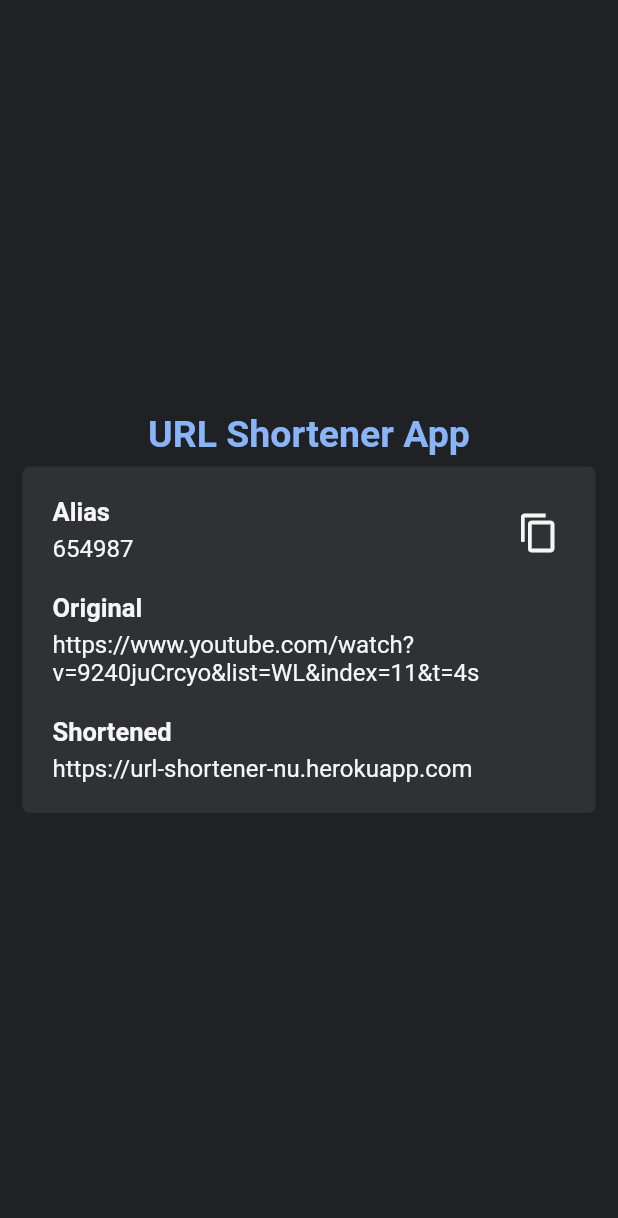
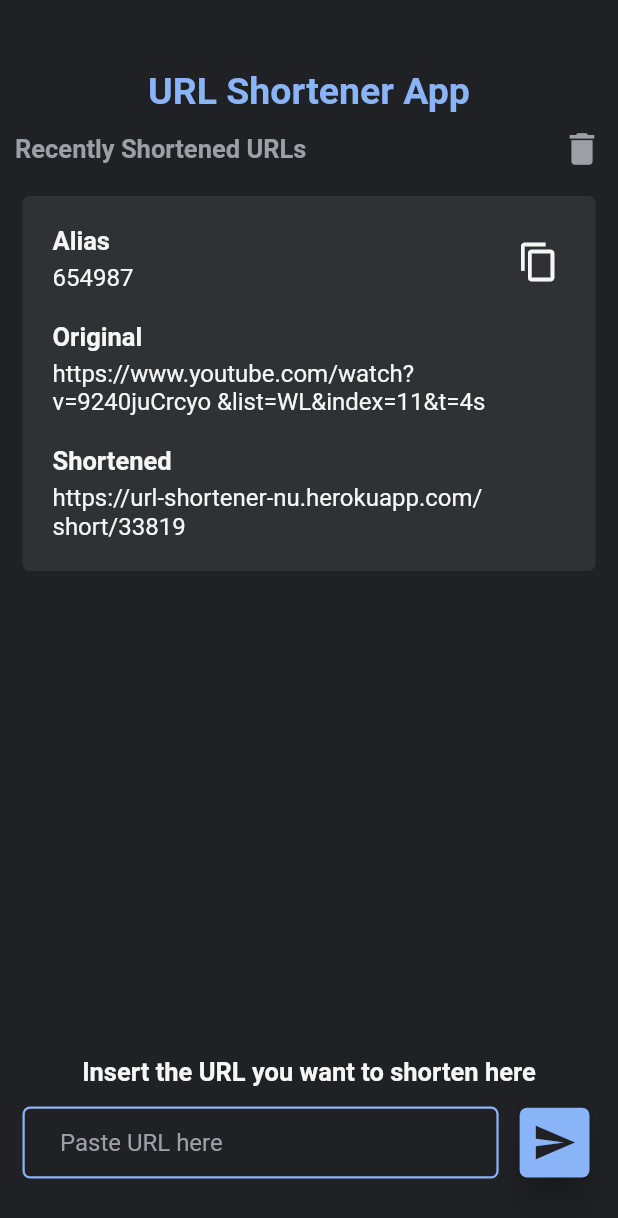
Before and after one commit to benjaavro/url_shortener, a Flutter app: the screen it shows after launch, on a phone screen of 412 x 824 dp. Shown: the top 1218 px of the screen. Run offline on Flutter 3.47's test engine with Material 2 defaults, Android fonts, the phone set to English and light mode, and no system bars; our stand-ins replace google_fonts.

Commit message:
Main Screen

```diff
--- a/url_shortener/lib/core/common_widgets/buttons/filled_icon_button.dart
+++ b/url_shortener/lib/core/common_widgets/buttons/filled_icon_button.dart
@@ -33,6 +33,7 @@ class FilledIconButton extends StatelessWidget {
               borderRadius: BorderRadius.circular(5), // <-- Radius
             ),
             elevation: 10,
+            padding: const EdgeInsets.all(0)
           ),
           child: Center(
             child: Icon(
--- a/url_shortener/lib/core/common_widgets/cards/url_details_card/url_details_card.dart
+++ b/url_shortener/lib/core/common_widgets/cards/url_details_card/url_details_card.dart
@@ -41,24 +41,32 @@ class _URLDetailsCardState extends State<URLDetailsCard> {
           Row(
             mainAxisAlignment: MainAxisAlignment.spaceBetween,
             crossAxisAlignment: CrossAxisAlignment.start,
+            mainAxisSize: MainAxisSize.max,
             children: [
               Column(
                 crossAxisAlignment: CrossAxisAlignment.start,
                 children: [
+                  // SHORTENED URL ALIAS
                   URLDetailText(
                     labelText: AppStrings.aliasLabel,
                     detailText: widget.alias,
                   ),
+
+                  // ORIGINAL URL
                   URLDetailText(
                     labelText: AppStrings.originalLabel,
                     detailText: widget.original,
                   ),
+
+                  // SHORTENED URL
                   URLDetailText(
                     labelText: AppStrings.shortenedLabel,
                     detailText: widget.shortened,
                   ),
                 ],
               ),
+
+              // COPY TO CLIPBOARD BUTTON
               SimpleIconButton(
                 function: () {
                   // TODO Add copy to clipboard functionality
--- a/url_shortener/lib/core/common_widgets/text_fields/full_width_text_field.dart
+++ b/url_shortener/lib/core/common_widgets/text_fields/full_width_text_field.dart
@@ -4,14 +4,17 @@ import 'package:url_shortener/core/constants/colors.dart';
 
 /// Use this text field to let user input data
 ///
-/// 1. [function] --> It is the method it executes when onChanged
-/// 2. [fieldController] --> Text Field's Controller (optional)
+/// 1. [hintText] --> Text Field hint label
+/// 2. [function] --> It is the method it executes when onChanged
+/// 3. [fieldController] --> Text Field's Controller (optional)
 class FullWidthTextField extends StatefulWidget {
+  final String hintText;
   final dynamic function;
   final TextEditingController? fieldController;
 
   const FullWidthTextField({
     Key? key,
+    required this.hintText,
     required this.function,
     this.fieldController,
   }) : super(key: key);
@@ -28,19 +31,10 @@ class _FullWidthTextFieldState extends State<FullWidthTextField> {
         controller: widget.fieldController,
         textAlignVertical: TextAlignVertical.center,
         decoration: InputDecoration(
-          fillColor: Colors.transparent,
-          filled: true,
           contentPadding: const EdgeInsets.symmetric(
             horizontal: 25.0,
           ),
           floatingLabelBehavior: FloatingLabelBehavior.never,
-          border: OutlineInputBorder(
-            borderRadius: BorderRadius.circular(5),
-            borderSide: const BorderSide(
-              color: BrandColors.babyBlue,
-              width: 1.5,
-            ),
-          ),
           enabledBorder: OutlineInputBorder(
             borderRadius: BorderRadius.circular(5),
             borderSide: const BorderSide(
@@ -55,6 +49,19 @@ class _FullWidthTextFieldState extends State<FullWidthTextField> {
               width: 2.5,
             ),
           ),
+          border: OutlineInputBorder(
+            borderRadius: BorderRadius.circular(5),
+            borderSide: const BorderSide(
+              color: BrandColors.babyBlue,
+              width: 1.5,
+            ),
+          ),
+          hintStyle: GoogleFonts.roboto(
+            color: BrandColors.lightGrey,
+          ),
+          fillColor: Colors.transparent,
+          hintText: widget.hintText,
+          filled: true,
         ),
         style: GoogleFonts.roboto(
           color: BrandColors.babyBlue,
--- a/url_shortener/lib/core/constants/strings.dart
+++ b/url_shortener/lib/core/constants/strings.dart
@@ -2,6 +2,10 @@ class AppStrings {
   AppStrings._();
 
   // APP'S STATIC STRINGS
+  static const appTitle = "URL Shortener App";
+  static const shortenedListSubtitle = "Recently Shortened URLs";
+  static const shortenHintSubtitle = "Insert the URL you want to shorten here";
+  static const urlTextFieldHintSubtitle = "Paste URL here";
   static const aliasLabel = "Alias";
   static const originalLabel = "Original";
   static const shortenedLabel = "Shortened";
--- a/url_shortener/lib/features/main/home/ui/home_screen.dart
+++ b/url_shortener/lib/features/main/home/ui/home_screen.dart
@@ -1,7 +1,9 @@
 import 'package:flutter/material.dart';
-import 'package:url_shortener/core/common_widgets/cards/url_details_card/url_details_card.dart';
-import 'package:url_shortener/core/common_widgets/texts/title_text.dart';
 import 'package:url_shortener/core/constants/colors.dart';
+import 'package:url_shortener/features/main/home/ui/sections/header_section.dart';
+import 'package:url_shortener/features/main/home/ui/sections/url_shortener_tool_section.dart';
+
+import 'sections/urls_list_section.dart';
 
 class HomeScreen extends StatefulWidget {
   static const String id = '/';
@@ -22,13 +24,22 @@ class _HomeScreenState extends State<HomeScreen> {
         mainAxisAlignment: MainAxisAlignment.center,
         crossAxisAlignment: CrossAxisAlignment.center,
         children: const [
-          TitleText(
-            text: "URL Shortener App",
+          // APP HEADER
+          Expanded(
+            flex: 3,
+            child: HeaderSection(),
           ),
-          URLDetailsCard(
-            alias: "654987",
-            original: "https://www.youtube.com/watch?v=9240juCrcyo&list=WL&index=11&t=4s",
-            shortened: "https://url-shortener-nu.herokuapp.com",
+
+          // URLs LIST
+          Expanded(
+            flex: 14,
+            child: URLsListSection(),
+          ),
+
+          // URLs SHORTENER TOOL
+          Expanded(
+            flex: 3,
+            child: URLShortenerToolSection(),
           ),
         ],
       ),
--- /dev/null
+++ b/url_shortener/lib/features/main/home/ui/sections/header_section.dart
@@ -0,0 +1,60 @@
+import 'package:flutter/material.dart';
+import 'package:url_shortener/core/common_widgets/buttons/simple_icon_button.dart';
+import 'package:url_shortener/core/common_widgets/texts/subtitle_text.dart';
+import 'package:url_shortener/core/common_widgets/texts/title_text.dart';
+import 'package:url_shortener/core/constants/colors.dart';
+import 'package:url_shortener/core/constants/strings.dart';
+
+class HeaderSection extends StatefulWidget {
+  const HeaderSection({Key? key}) : super(key: key);
+
+  @override
+  State<HeaderSection> createState() => _HeaderSectionState();
+}
+
+class _HeaderSectionState extends State<HeaderSection> {
+  @override
+  Widget build(BuildContext context) {
+    return SizedBox(
+      width: double.infinity,
+      child: Column(
+        mainAxisAlignment: MainAxisAlignment.end,
+        children: [
+          // APP'S TITLE ROW
+          Row(
+            mainAxisAlignment: MainAxisAlignment.center,
+            children: const [
+              TitleText(
+                text: AppStrings.appTitle,
+              ),
+            ],
+          ),
+
+          // APP'S HEADER ROW
+          Padding(
+            padding: const EdgeInsets.only(left: 10.0),
+            child: Row(
+              mainAxisAlignment: MainAxisAlignment.spaceBetween,
+              children: [
+                // RECENTLY SHORTENED LIST SUBTITLE
+                const SubtitleText(
+                  text: AppStrings.shortenedListSubtitle,
+                  color: BrandColors.lightGrey,
+                ),
+
+                // CLEAR URLS LIST ICON BUTTON
+                SimpleIconButton(
+                  function: () {
+                    // TODO Create List Deletion Feature
+                  },
+                  icon: Icons.delete,
+                  iconColor: BrandColors.lightGrey,
+                ),
+              ],
+            ),
+          )
+        ],
+      ),
+    );
+  }
+}
--- /dev/null
+++ b/url_shortener/lib/features/main/home/ui/sections/url_shortener_tool_section.dart
@@ -0,0 +1,80 @@
+import 'package:flutter/material.dart';
+import 'package:url_shortener/core/common_widgets/buttons/filled_icon_button.dart';
+import 'package:url_shortener/core/common_widgets/text_fields/full_width_text_field.dart';
+import 'package:url_shortener/core/common_widgets/texts/subtitle_text.dart';
+import 'package:url_shortener/core/constants/colors.dart';
+import 'package:url_shortener/core/constants/strings.dart';
+
+class URLShortenerToolSection extends StatefulWidget {
+  const URLShortenerToolSection({Key? key}) : super(key: key);
+
+  @override
+  State<URLShortenerToolSection> createState() => _URLShortenerToolSectionState();
+}
+
+class _URLShortenerToolSectionState extends State<URLShortenerToolSection> {
+  @override
+  Widget build(BuildContext context) {
+    return SizedBox(
+      width: double.infinity,
+      child: Column(
+        mainAxisAlignment: MainAxisAlignment.end,
+        children: [
+          // URL SHORTEN HINT SUBTITLE
+          Row(
+            mainAxisAlignment: MainAxisAlignment.center,
+            children: const [
+              SubtitleText(
+                text: AppStrings.shortenHintSubtitle,
+                color: BrandColors.white,
+              ),
+            ],
+          ),
+
+          // URL SHORTEN TOOLS ROW
+          Padding(
+            padding: const EdgeInsets.symmetric(
+                vertical: 10.0, horizontal: 15.0),
+            child: Row(
+              children: [
+                // URL REQUEST TEXT FIELD
+                Expanded(
+                  flex: 12,
+                  child: Container(
+                    margin: const EdgeInsets.only(right: 10),
+                    child: FullWidthTextField(
+                      hintText: AppStrings.urlTextFieldHintSubtitle,
+                      function: (value) {
+                        // TODO Create URL store feature
+                      },
+                    ),
+                  ),
+                ),
+
+                // URL REQUEST BUTTON
+                Expanded(
+                  flex: 2,
+                  child: Padding(
+                    padding: const EdgeInsets.all(4.0),
+                    child: FilledIconButton(
+                      icon: Icons.send,
+                      backgroundColor: BrandColors.babyBlue,
+                      function: () {
+                        // TODO Create URL shorten request feature
+                      },
+                    ),
+                  ),
+                ),
+              ],
+            ),
+          ),
+
+          // UI HELPER FOR iOS MENU BUTTON
+          const SizedBox(
+            height: 25,
+          )
+        ],
+      ),
+    );
+  }
+}
--- /dev/null
+++ b/url_shortener/lib/features/main/home/ui/sections/urls_list_section.dart
@@ -0,0 +1,27 @@
+import 'package:flutter/material.dart';
+import 'package:url_shortener/core/common_widgets/cards/url_details_card/url_details_card.dart';
+
+class URLsListSection extends StatefulWidget {
+  const URLsListSection({Key? key}) : super(key: key);
+
+  @override
+  State<URLsListSection> createState() => _URLsListSectionState();
+}
+
+class _URLsListSectionState extends State<URLsListSection> {
+  @override
+  Widget build(BuildContext context) {
+    return ListView(
+      padding: EdgeInsets.zero,
+      shrinkWrap: true,
+      scrollDirection: Axis.vertical,
+      children: const [
+        URLDetailsCard(
+          alias: "654987",
+          original: "https://www.youtube.com/watch?v=9240juCrcyo &list=WL&index=11&t=4s",
+          shortened: "https://url-shortener-nu.herokuapp.com/short/33819",
+        ),
+      ],
+    );
+  }
+}
```
